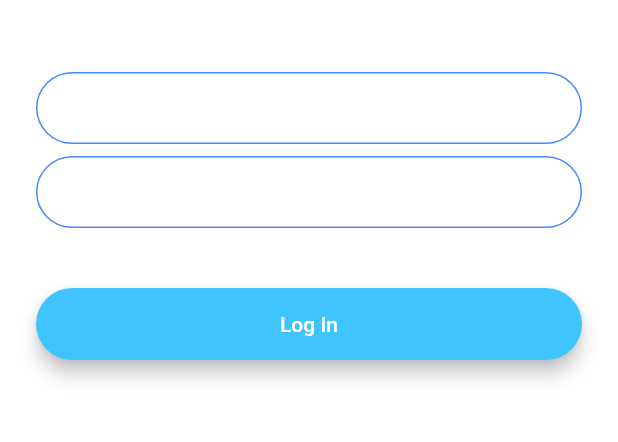
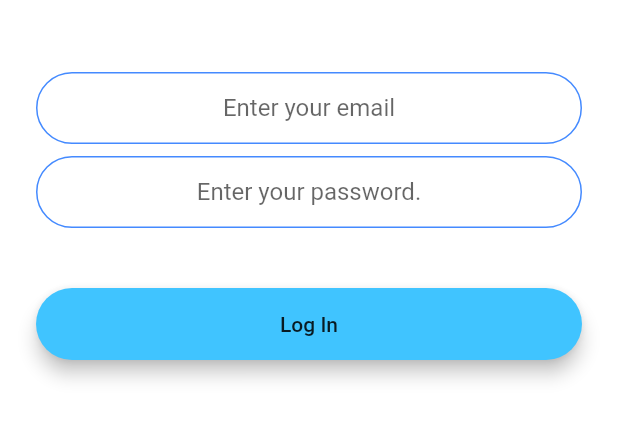
Before and after one commit to honeyBeexO/letz-chat, a Flutter app: the screen it shows after launch, after a tap on "Log In", on a phone screen of 412 x 824 dp, the part 576-1018 px from its top. Run offline on Flutter 3.47's test engine with Material 2 defaults, Android fonts, the light colour scheme and no system bars; our stand-ins replace animated_text_kit, firebase_auth; accounts and stored records are empty.

Commit message:
Register Pods

```diff
--- a/lib/main.dart
+++ b/lib/main.dart
@@ -10,11 +10,11 @@ class FlashChat extends StatelessWidget {
   @override
   Widget build(BuildContext context) {
     return MaterialApp(
-        theme: ThemeData.dark().copyWith(
-          textTheme: TextTheme(
-            bodyText2: TextStyle(color: Colors.black54),
-          ),
-        ),
+//        theme: ThemeData.dark().copyWith(
+//          textTheme: TextTheme(
+//            bodyText2: TextStyle(color: Colors.black54),
+//          ),
+//        ),
         //home: WelcomeScreen(),
         initialRoute: '/',
         routes: {
--- a/lib/screens/login_screen.dart
+++ b/lib/screens/login_screen.dart
@@ -33,6 +33,8 @@ class _LoginScreenState extends State<LoginScreen> {
               onChanged: (value) {
                 //Do something with the user input.
               },
+              keyboardType: TextInputType.emailAddress,
+              textAlign: TextAlign.center,
               decoration: kTextFieldDecoration,
             ),
             SizedBox(
@@ -42,6 +44,8 @@ class _LoginScreenState extends State<LoginScreen> {
               onChanged: (value) {
                 //Do something with the user input.
               },
+              textAlign: TextAlign.center,
+              obscureText: true,
               decoration: kTextFieldDecoration.copyWith(hintText: 'Enter your password.'),
             ),
             SizedBox(
--- a/pubspec.yaml
+++ b/pubspec.yaml
@@ -15,6 +15,9 @@ dependencies:
   cupertino_icons: ^0.1.3
   sprung: ^1.1.0+11
   animated_text_kit: ^2.2.0
+  firebase_core: ^0.4.5
+  firebase_auth: ^0.16.1
+  cloud_firestore: ^0.13.7
 
 dev_dependencies:
   flutter_test:
```
Also changed, not shown: lib/screens/chat_screen.dart (+22 -0 lines), lib/screens/registration_screen.dart (+20 -18 lines), pubspec.lock, 8 other files.
